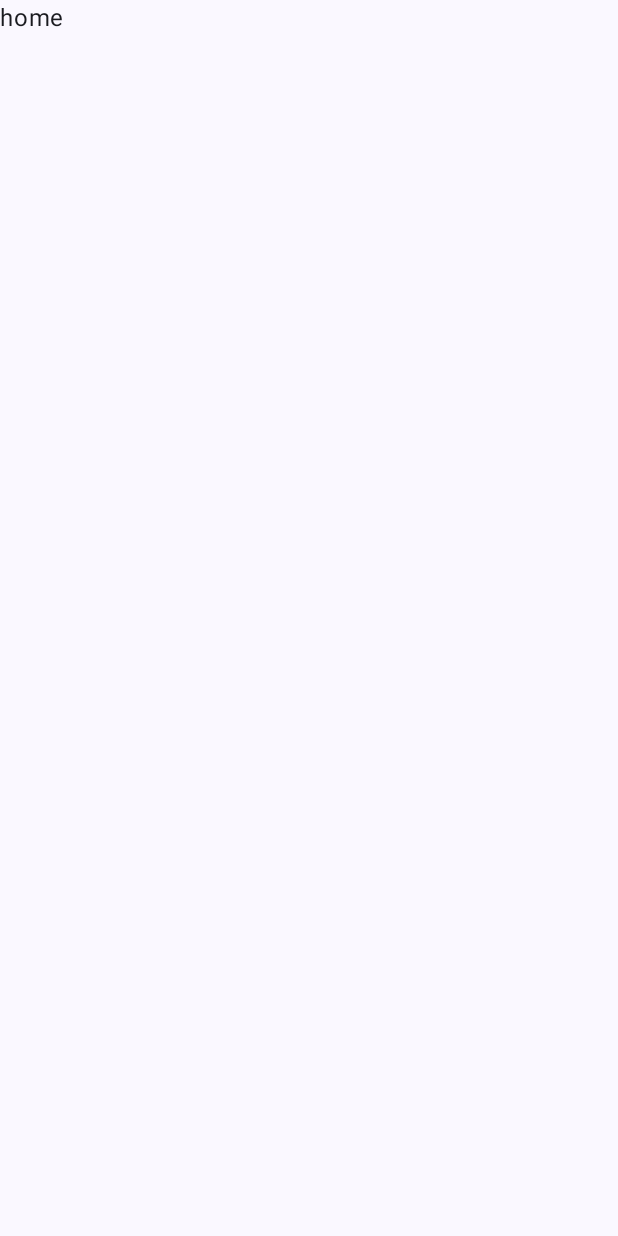
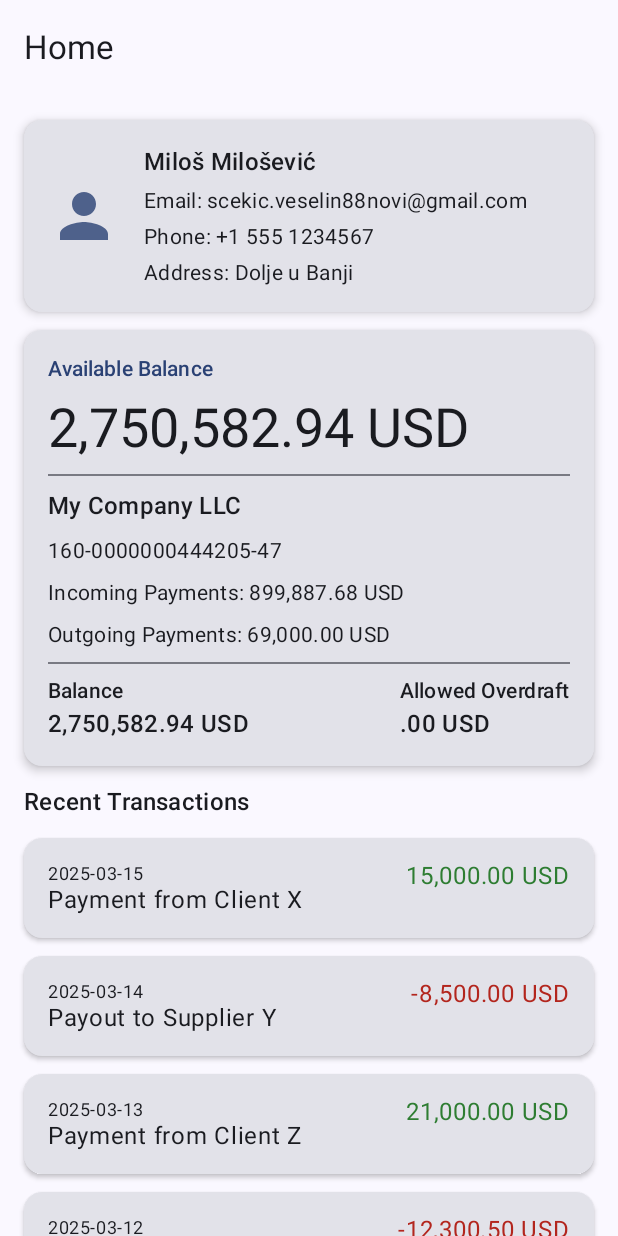
Before and after one commit to RAF-SI-2024/Banka-4-Mobile, an Android app built with Jetpack Compose: the screen it shows after launch (MainActivity), on a phone screen of 412 x 824 dp. Before the commit the screen is almost empty. Run offline under Robolectric (Android 15) with nearby library versions, the light colour scheme and no system bars; our stand-ins replace Dagger/Hilt's generated code, Timber.

Commit message:
add initial design for home page

```diff
--- a/android-app/app/src/main/java/rs/raf/rafeisen/screen/home/HomeContract.kt
+++ b/android-app/app/src/main/java/rs/raf/rafeisen/screen/home/HomeContract.kt
@@ -1,3 +1,24 @@
 package rs.raf.rafeisen.screen.home
 
-interface HomeContract
+import rs.raf.rafeisen.screen.home.mock.AccountMock
+import rs.raf.rafeisen.screen.home.mock.TransactionMock
+
+interface HomeContract {
+
+    data class HomeUiState(
+        val clientName: String = "",
+        val email: String = "",
+        val phone: String = "",
+        val address: String = "",
+
+        val account: AccountMock? = null,
+        val transactions: List<TransactionMock> = emptyList(),
+
+        val isLoading: Boolean = false,
+        val error: String? = null
+    )
+
+    sealed class HomeUiEvent {
+        object FetchData : HomeUiEvent()
+    }
+}
--- /dev/null
+++ b/android-app/app/src/main/java/rs/raf/rafeisen/screen/home/HomeMockData.kt
@@ -0,0 +1,91 @@
+package rs.raf.rafeisen.screen.home.mock
+
+import rs.raf.rafeisen.api.client.response.ClientMeResponse
+import rs.raf.rafeisen.model.Gender
+
+data class AccountMock(
+    val id: String,
+    val accountNumber: String,
+    val availableBalance: Double,
+    val currency: String,
+    val accountName: String,
+    val incomingPayments: Double,
+    val outgoingPayments: Double,
+    val allowedOverdraft: Double
+)
+
+data class TransactionMock(
+    val id: String,
+    val date: String,        // For mock purposes
+    val description: String,
+    val amount: Double,
+    val currency: String
+)
+
+object HomeMockData {
+
+    fun getMockClientMeResponse(): ClientMeResponse {
+        return ClientMeResponse(
+            id = "mock-client-id",
+            firstName = "Miloš",
+            lastName = "Milošević",
+            gender = Gender.Male,
+            email = "scekic.veselin88novi@gmail.com",
+            phone = "+1 555 1234567",
+            address = "Dolje u Banji"
+        )
+    }
+
+    fun getMockAccount(): AccountMock {
+        return AccountMock(
+            id = "account-id-001",
+            accountNumber = "160-0000000444205-47",
+            availableBalance = 2750582.94,
+            currency = "USD",
+            accountName = "My Company LLC",
+            incomingPayments = 899887.68,
+            outgoingPayments = 69000.00,
+            allowedOverdraft = 0.00
+        )
+    }
+
+    fun getMockTransactions(): List<TransactionMock> {
+        return listOf(
+            TransactionMock(
+                id = "tx-001",
+                date = "2025-03-15",
+                description = "Payment from Client X",
+                amount = 15000.00,
+                currency = "USD"
+            ),
+            TransactionMock(
+                id = "tx-002",
+                date = "2025-03-14",
+                description = "Payout to Supplier Y",
+                amount = -8500.00,
+                currency = "USD"
+            ),
+            TransactionMock(
+                id = "tx-003",
+                date = "2025-03-13",
+                description = "Payment from Client Z",
+                amount = 21000.00,
+                currency = "USD"
+            ),
+            TransactionMock(
+                id = "tx-004",
+                date = "2025-03-12",
+                description = "Purchase of materials",
+                amount = -12300.50,
+                currency = "USD"
+            ),
+            TransactionMock(
+                id = "tx-005",
+                date = "2025-03-10",
+                description = "Monthly installment payment",
+                amount = 20000.00,
+                currency = "USD"
+            )
+        )
+    }
+}
--- a/android-app/app/src/main/java/rs/raf/rafeisen/screen/home/HomeScreen.kt
+++ b/android-app/app/src/main/java/rs/raf/rafeisen/screen/home/HomeScreen.kt
@@ -1,24 +1,90 @@
 package rs.raf.rafeisen.screen.home
 
-import androidx.compose.foundation.layout.Column
-import androidx.compose.foundation.layout.padding
-import androidx.compose.material3.Scaffold
-import androidx.compose.material3.Text
+import androidx.compose.foundation.layout.*
+import androidx.compose.foundation.lazy.LazyColumn
+import androidx.compose.foundation.lazy.items
+import androidx.compose.material3.*
 import androidx.compose.runtime.Composable
+import androidx.compose.runtime.collectAsState
+import androidx.compose.ui.Alignment
 import androidx.compose.ui.Modifier
+import androidx.compose.ui.unit.dp
+import androidx.hilt.navigation.compose.hiltViewModel
+import rs.raf.rafeisen.utills.*
+import rs.raf.rafeisen.screen.home.mock.TransactionMock
+import rs.raf.rafeisen.utills.AccountInfoCard
+import rs.raf.rafeisen.utills.TransactionItem
+import rs.raf.rafeisen.utills.UserInfoCard
 
+@OptIn(ExperimentalMaterial3Api::class)
 @Composable
-fun HomeScreen(viewModel: HomeViewModel) {
-    HomeScreen()
-}
+fun HomeScreen(
+    viewModel: HomeViewModel = hiltViewModel()
+) {
+    val state = viewModel.state.collectAsState().value
 
-@Composable
-private fun HomeScreen() {
-    Scaffold { paddingValues ->
-        Column(
-            modifier = Modifier.padding(paddingValues),
+    if (state.isLoading) {
+        Box(
+            modifier = Modifier.fillMaxSize(),
+            contentAlignment = Alignment.Center
         ) {
-            Text(text = "home")
+            CircularProgressIndicator()
+        }
+    } else {
+        Scaffold(
+            topBar = {
+                TopAppBar(title = { Text("Home") })
+            }
+        ) { paddingValues ->
+            LazyColumn(
+                modifier = Modifier
+                    .padding(paddingValues)
+                    .fillMaxSize(),
+                contentPadding = PaddingValues(16.dp),
+                verticalArrangement = Arrangement.spacedBy(12.dp)
+            ) {
+                if (state.error != null) {
+                    item {
+                        Text(
+                            text = "Error: ${state.error}",
+                            color = MaterialTheme.colorScheme.error
+                        )
+                    }
+                }
+
+                item {
+                    UserInfoCard(
+                        clientName = state.clientName,
+                        email = state.email,
+                        phone = state.phone,
+                        address = state.address
+                    )
+                }
+
+                state.account?.let { account ->
+                    item {
+                        AccountInfoCard(
+                            accountName = account.accountName,
+                            accountNumber = account.accountNumber,
+                            availableBalance = account.availableBalance,
+                            currency = account.currency,
+                            incomingPayments = account.incomingPayments,
+                            outgoingPayments = account.outgoingPayments,
+                            allowedOverdraft = account.allowedOverdraft
+                        )
+                    }
+
+                    item {
+                        Text(
+                            text = "Recent Transactions",
+                            style = MaterialTheme.typography.titleMedium
+                        )
+                    }
+                    items(state.transactions) { tx: TransactionMock ->
+                        TransactionItem(transaction = tx)
+                    }
+                }
+            }
         }
     }
 }
--- a/android-app/app/src/main/java/rs/raf/rafeisen/screen/home/HomeViewModel.kt
+++ b/android-app/app/src/main/java/rs/raf/rafeisen/screen/home/HomeViewModel.kt
@@ -1,10 +1,63 @@
 package rs.raf.rafeisen.screen.home
 
 import androidx.lifecycle.ViewModel
+import androidx.lifecycle.viewModelScope
 import dagger.hilt.android.lifecycle.HiltViewModel
+import kotlinx.coroutines.flow.MutableStateFlow
+import kotlinx.coroutines.flow.asStateFlow
+import kotlinx.coroutines.flow.getAndUpdate
+import kotlinx.coroutines.launch
+import rs.raf.rafeisen.api.client.response.ClientMeResponse
+import rs.raf.rafeisen.screen.home.mock.HomeMockData
 import javax.inject.Inject
 
 @HiltViewModel
-class HomeViewModel
-    @Inject
-    constructor() : ViewModel()
+class HomeViewModel @Inject constructor(
+    //  (ClientApi, AccountApi...), sada koristimo mock
+) : ViewModel() {
+
+    private val _state = MutableStateFlow(HomeContract.HomeUiState(isLoading = true))
+    val state = _state.asStateFlow()
+
+    init {
+        fetchData()
+    }
+
+    fun onEvent(event: HomeContract.HomeUiEvent) {
+        when (event) {
+            HomeContract.HomeUiEvent.FetchData -> fetchData()
+        }
+    }
+
+    private fun fetchData() {
+        viewModelScope.launch {
+            try {
+                val client: ClientMeResponse = HomeMockData.getMockClientMeResponse()
+                val account = HomeMockData.getMockAccount()
+                val transactions = HomeMockData.getMockTransactions()
+
+                _state.getAndUpdate {
+                    it.copy(
+                        clientName = "${client.firstName} ${client.lastName}",
+                        email = client.email,
+                        phone = client.phone,
+                        address = client.address,
+
+                        account = account,
+                        transactions = transactions,
+
+                        isLoading = false,
+                        error = null
+                    )
+                }
+            } catch (e: Exception) {
+                _state.getAndUpdate { current ->
+                    current.copy(
+                        isLoading = false,
+                        error = e.message ?: "Unknown error"
+                    )
+                }
+            }
+        }
+    }
+}
--- a/android-app/app/src/main/java/rs/raf/rafeisen/ui/theme/Theme.kt
+++ b/android-app/app/src/main/java/rs/raf/rafeisen/ui/theme/Theme.kt
@@ -2,51 +2,51 @@ package rs.raf.rafeisen.ui.theme
 
 import android.os.Build
 import androidx.compose.foundation.isSystemInDarkTheme
-import androidx.compose.material3.MaterialTheme
-import androidx.compose.material3.darkColorScheme
-import androidx.compose.material3.dynamicDarkColorScheme
-import androidx.compose.material3.dynamicLightColorScheme
-import androidx.compose.material3.lightColorScheme
+import androidx.compose.material3.*
 import androidx.compose.runtime.Composable
+import androidx.compose.ui.graphics.Color
 import androidx.compose.ui.platform.LocalContext
 
-private val DarkColorScheme =
-    darkColorScheme(
-        primary = Purple80,
-        secondary = PurpleGrey80,
-        tertiary = Pink80,
+/**
+ * Minimal color scheme for light mode:
+ * - White background and surface
+ * - Black text and icons
+ */
+private val LightColorScheme = lightColorScheme(
+    primary = Color.Black,
+    onPrimary = Color.White,
+    background = Color.White,
+    onBackground = Color.Black,
+    surface = Color.White,
+    onSurface = Color.Black
 )
 
-private val LightColorScheme =
-    lightColorScheme(
-        primary = Purple40,
-        secondary = PurpleGrey40,
-        tertiary = Pink40,
-    /* Other default colors to override
-    background = Color(0xFFFFFBFE),
-    surface = Color(0xFFFFFBFE),
-    onPrimary = Color.White,
-    onSecondary = Color.White,
-    onTertiary = Color.White,
-    onBackground = Color(0xFF1C1B1F),
-    onSurface = Color(0xFF1C1B1F),
+/**
+ * Minimal color scheme for dark mode:
+ * - Black background and surface
+ * - White text and icons
  */
+private val DarkColorScheme = darkColorScheme(
+    primary = Color.White,
+    onPrimary = Color.Black,
+    background = Color.Black,
+    onBackground = Color.White,
+    surface = Color.Black,
+    onSurface = Color.White
 )
+
 
 @Composable
 fun RAFeisenTheme(
     darkTheme: Boolean = isSystemInDarkTheme(),
-    // Dynamic color is available on Android 12+
     dynamicColor: Boolean = true,
     content: @Composable () -> Unit,
 ) {
-    val colorScheme =
-        when {
+    val colorScheme = when {
         dynamicColor && Build.VERSION.SDK_INT >= Build.VERSION_CODES.S -> {
             val context = LocalContext.current
             if (darkTheme) dynamicDarkColorScheme(context) else dynamicLightColorScheme(context)
         }
-
         darkTheme -> DarkColorScheme
         else -> LightColorScheme
     }
--- /dev/null
+++ b/android-app/app/src/main/java/rs/raf/rafeisen/utills/Components.kt
@@ -0,0 +1,165 @@
+package rs.raf.rafeisen.utills
+
+import androidx.compose.foundation.layout.*
+import androidx.compose.material.icons.Icons
+import androidx.compose.material.icons.filled.Person
+import androidx.compose.material3.*
+import androidx.compose.runtime.Composable
+import androidx.compose.ui.Alignment
+import androidx.compose.ui.Modifier
+import androidx.compose.ui.draw.alpha
+import androidx.compose.ui.graphics.Color
+import androidx.compose.ui.unit.dp
+import rs.raf.rafeisen.screen.home.mock.TransactionMock
+import java.text.DecimalFormat
+
+@Composable
+fun UserInfoCard(
+    clientName: String,
+    email: String,
+    phone: String,
+    address: String
+) {
+    Card(
+        modifier = Modifier.fillMaxWidth(),
+        elevation = CardDefaults.cardElevation(defaultElevation = 4.dp)
+    ) {
+        Row(
+            modifier = Modifier.padding(16.dp),
+            verticalAlignment = Alignment.CenterVertically
+        ) {
+            Icon(
+                imageVector = Icons.Default.Person,
+                contentDescription = "Avatar",
+                tint = MaterialTheme.colorScheme.primary,
+                modifier = Modifier
+                    .size(48.dp)
+                    .alpha(0.8f)
+            )
+            Spacer(modifier = Modifier.width(16.dp))
+            Column(verticalArrangement = Arrangement.spacedBy(4.dp)) {
+                Text(
+                    text = clientName,
+                    style = MaterialTheme.typography.titleMedium
+                )
+                Text(
+                    text = "Email: $email",
+                    style = MaterialTheme.typography.bodyMedium
+                )
+                Text(
+                    text = "Phone: $phone",
+                    style = MaterialTheme.typography.bodyMedium
+                )
+                Text(
+                    text = "Address: $address",
+                    style = MaterialTheme.typography.bodyMedium
+                )
+            }
+        }
+    }
+}
+
+@Composable
+fun AccountInfoCard(
+    accountName: String,
+    accountNumber: String,
+    availableBalance: Double,
+    currency: String,
+    incomingPayments: Double,
+    outgoingPayments: Double,
+    allowedOverdraft: Double
+) {
+    Card(
+        modifier = Modifier.fillMaxWidth(),
+        elevation = CardDefaults.cardElevation(defaultElevation = 4.dp)
+    ) {
+        Column(
+            modifier = Modifier.padding(16.dp),
+            verticalArrangement = Arrangement.spacedBy(8.dp)
+        ) {
+            Text(
+                text = "Available Balance",
+                style = MaterialTheme.typography.labelLarge,
+                color = MaterialTheme.colorScheme.primary
+            )
+            Text(
+                text = formatAmount(availableBalance, currency),
+                style = MaterialTheme.typography.displaySmall
+            )
+            Divider()
+            Text(
+                text = accountName,
+                style = MaterialTheme.typography.titleMedium
+            )
+            Text(
+                text = accountNumber,
+                style = MaterialTheme.typography.bodyMedium
+            )
+            Text(
+                text = "Incoming Payments: ${formatAmount(incomingPayments, currency)}",
+                style = MaterialTheme.typography.bodyMedium
+            )
+            Text(
+                text = "Outgoing Payments: ${formatAmount(outgoingPayments, currency)}",
+                style = MaterialTheme.typography.bodyMedium
+            )
+            Divider()
+            Row(
+                modifier = Modifier.fillMaxWidth(),
+                horizontalArrangement = Arrangement.SpaceBetween
+            ) {
+                Column {
+                    Text(text = "Balance", style = MaterialTheme.typography.labelLarge)
+                    Text(
+                        text = formatAmount(availableBalance, currency),
+                        style = MaterialTheme.typography.titleMedium
+                    )
+                }
+                Column {
+                    Text(text = "Allowed Overdraft", style = MaterialTheme.typography.labelLarge)
+                    Text(
+                        text = formatAmount(allowedOverdraft, currency),
+                        style = MaterialTheme.typography.titleMedium
+                    )
+                }
+            }
+        }
+    }
+}
+
+@Composable
+fun TransactionItem(transaction: TransactionMock) {
+    val df = DecimalFormat("#,###.00")
+    val amountText = "${df.format(transaction.amount)} ${transaction.currency}"
+    val amountColor = if (transaction.amount < 0) {
+        MaterialTheme.colorScheme.error
+    } else {
+        Color(0xFF2E7D32)
+    }
+    Card(
+        modifier = Modifier.fillMaxWidth(),
+        elevation = CardDefaults.cardElevation(defaultElevation = 2.dp)
+    ) {
+        Row(
+            modifier = Modifier
+                .padding(16.dp)
+                .fillMaxWidth(),
+            horizontalArrangement = Arrangement.SpaceBetween
+        ) {
+            Column {
+                Text(text = transaction.date, style = MaterialTheme.typography.bodySmall)
+                Text(text = transaction.description, style = MaterialTheme.typography.bodyLarge)
+            }
+            Text(
+                text = amountText,
+                style = MaterialTheme.typography.bodyLarge,
+                color = amountColor
+            )
+        }
+    }
+}
+
+fun formatAmount(amount: Double, currency: String): String {
+    val df = DecimalFormat("#,###.00")
+    return "${df.format(amount)} $currency"
+}
```
Lines whose indentation alone changed are shown as unchanged.
